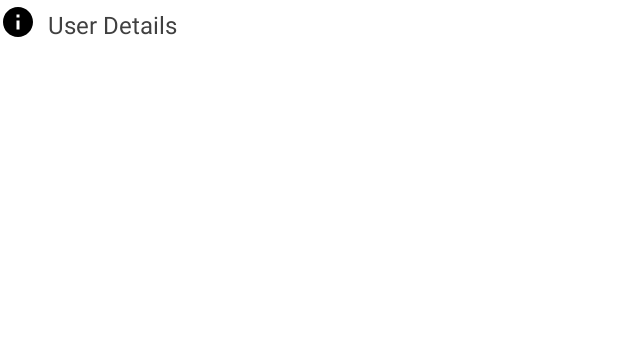
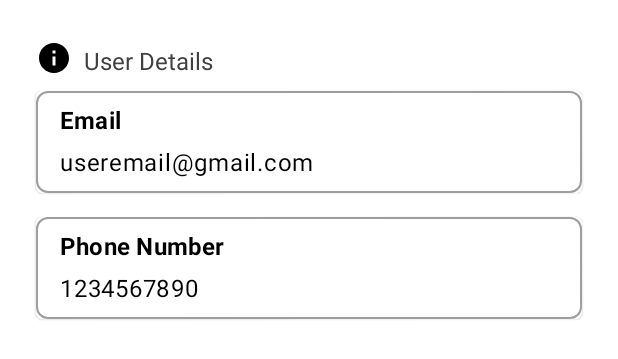
Before and after one commit to pdimu/MastroPal-Your-Friend-Your-Teacher, an Android app built with Jetpack Compose: the @Preview function ProfileDesign, on a phone screen of 412 x 824 dp. Shown: the top 359 px of the screen. Run offline under Robolectric (Android 15) with nearby library versions, the phone set to English and light mode, and no system bars.

Commit message:
Mastro Pal - Tutor App

```diff
--- a/app/build.gradle.kts
+++ b/app/build.gradle.kts
@@ -57,6 +57,7 @@ dependencies {
     implementation(libs.androidx.credentials)
     implementation(libs.androidx.credentials.play.services.auth)
     implementation(libs.googleid)
+    implementation(libs.androidx.benchmark.macro)
 
     testImplementation(libs.junit)
     androidTestImplementation(libs.androidx.junit)
@@ -110,4 +111,7 @@ dependencies {
     implementation (libs.androidx.credentials)
     implementation (libs.androidx.credentials.play.services.auth)
     implementation (libs.googleid)
+
+    implementation(libs.androidx.material3) // or latest
+
 }
--- a/app/src/main/java/com/example/tutorapp1/MainActivity.kt
+++ b/app/src/main/java/com/example/tutorapp1/MainActivity.kt
@@ -39,7 +39,7 @@ class MainActivity : ComponentActivity() {
         //  TEST DB WRITE
         FirebaseDatabase.getInstance().reference
             .child("connection_test")
-            .setValue("Connected! + 1")
+            .setValue("Connected! + 3")
             .addOnSuccessListener {
                 Log.d("FirebaseCheck", "✅ Firebase connected and write successful")
             }
--- a/app/src/main/java/com/example/tutorapp1/UserProfile.kt
+++ b/app/src/main/java/com/example/tutorapp1/UserProfile.kt
@@ -2,13 +2,17 @@ package com.example.tutorapp1
 
 import android.graphics.drawable.Icon
 import androidx.compose.foundation.Image
+import androidx.compose.foundation.border
 import androidx.compose.foundation.layout.Box
 import androidx.compose.foundation.layout.Column
 import androidx.compose.foundation.layout.Row
 import androidx.compose.foundation.layout.Spacer
+import androidx.compose.foundation.layout.fillMaxSize
 import androidx.compose.foundation.layout.fillMaxWidth
 import androidx.compose.foundation.layout.height
 import androidx.compose.foundation.layout.padding
+import androidx.compose.foundation.shape.RoundedCornerShape
+import androidx.compose.material.Card
 import androidx.compose.material.Icon
 import androidx.compose.material.MaterialTheme
 import androidx.compose.material.Surface
@@ -18,8 +22,10 @@ import androidx.compose.material.icons.filled.Info
 import androidx.compose.runtime.Composable
 import androidx.compose.ui.Alignment
 import androidx.compose.ui.Modifier
+import androidx.compose.ui.draw.clip
 import androidx.compose.ui.graphics.Color
 import androidx.compose.ui.graphics.vector.ImageVector
+import androidx.compose.ui.text.font.FontWeight
 import androidx.compose.ui.text.style.TextAlign
 import androidx.compose.ui.tooling.preview.Preview
 import androidx.compose.ui.unit.dp
@@ -51,10 +57,23 @@ fun UserProfile(userEmail: String) {
 @Preview
 @Composable
 fun ProfileDesign(){
-    Surface {
-        Column {
+    Surface (
+        modifier = Modifier
+            .fillMaxSize()
+    ) {
+        Column (
+            modifier = Modifier
+                .fillMaxSize()
+                .padding(16.dp)
+        ) {
             Box {
-                Row(verticalAlignment = Alignment.CenterVertically) {
+                Column (
+                    modifier = Modifier
+                        .padding(8.dp)
+                ) {
+                    Row(
+                        verticalAlignment = Alignment.CenterVertically
+                    ) {
                         TextWithIcon(
                             iconValue = Icons.Filled.Info,
                             labelValue = "User Details"
@@ -62,6 +81,58 @@ fun ProfileDesign(){
                         TextAfterIcon(
                             NormalText = "User Details"
                         )
+                    }
+
+                    Card (
+                        modifier = Modifier
+                            .padding(start = 0.dp, bottom = 8.dp, top = 8.dp, end = 0.dp)
+                            .fillMaxWidth()
+                            .border(1.dp, AppColors.Placeholder, RoundedCornerShape(8.dp)),
+                    ) { // email card
+                        Column {
+                            Text(
+                                text = "Email",
+                                fontSize = 16.sp,
+                                fontWeight = FontWeight.Bold,
+                                style = MaterialTheme.typography.subtitle1,
+                                color = Color.Black,
+                                modifier = Modifier.padding(start = 16.dp, bottom = 2.dp, top = 8.dp, end = 8.dp)
+                            )
+                            Text(
+                                text = "useremail@gmail.com",
+                                fontSize = 16.sp,
+                                style = MaterialTheme.typography.body1,
+                                color = Color.Black,
+                                modifier = Modifier.padding(start = 16.dp, bottom = 8.dp, top = 2.dp, end = 8.dp)
+                            )
+                        }
+                    } // email card
+
+                    Card (
+                        modifier = Modifier
+                            .padding(start = 0.dp, bottom = 8.dp, top = 8.dp, end = 0.dp)
+                            .fillMaxWidth()
+                            .border(1.dp, AppColors.Placeholder, RoundedCornerShape(8.dp)),
+                    ) { // Phone Number Card
+                        Column {
+                            Text(
+                                text = "Phone Number",
+                                fontSize = 16.sp,
+                                fontWeight = FontWeight.Bold,
+                                style = MaterialTheme.typography.subtitle1,
+                                color = Color.Black,
+                                modifier = Modifier.padding(start = 16.dp, bottom = 2.dp, top = 8.dp, end = 8.dp)
+                            )
+
+                            Text(
+                                text = "1234567890",
+                                fontSize = 16.sp,
+                                style = MaterialTheme.typography.body1,
+                                color = Color.Black,
+                                modifier = Modifier.padding(start = 16.dp, bottom = 8.dp, top = 2.dp, end = 8.dp)
+                            )
+                        }
+                    } // Phone Number card
                 }
             }
         }
--- a/gradle/libs.versions.toml
+++ b/gradle/libs.versions.toml
@@ -20,6 +20,7 @@ composeBom = "2025.05.01"
 material3 = "1.3.2"
 googleGmsGoogleServices = "4.4.2"
 firebaseDatabase = "21.0.0"
+material3Version = "1.2.1"
 materialIconsExtended = "1.7.8"
 navigationCompose = "2.9.0"
 uiTestJunit4 = "1.8.2"
@@ -28,6 +29,7 @@ firebaseAuth = "23.2.1"
 credentials = "1.5.0"
 credentialsPlayServicesAuth = "1.5.0"
 googleid = "1.1.1"
+benchmarkMacro = "1.3.4"
 
 
 [libraries]
@@ -39,6 +41,7 @@ androidx-core-splashscreen = { module = "androidx.core:core-splashscreen", versi
 androidx-espresso-core-v351 = { module = "androidx.test.espresso:espresso-core", version.ref = "espressoCoreVersion" }
 androidx-fragment-dynamic = { module = "androidx.fragment:fragment-dynamic", version = "1.8.7" }
 androidx-fragment-ktx = { module = "androidx.fragment:fragment-ktx", version.ref = "fragmentKtx" }
+androidx-material3-v121 = { module = "androidx.compose.material3:material3", version.ref = "material3Version" }
 firebase-auth-ktx = { module = "com.google.firebase:firebase-auth-ktx" }
 firebase-bom = { module = "com.google.firebase:firebase-bom", version.ref = "firebaseBom" }
 firebase-database-ktx = { module = "com.google.firebase:firebase-database-ktx" }
@@ -69,6 +72,7 @@ firebase-auth = { group = "com.google.firebase", name = "firebase-auth", version
 androidx-credentials = { group = "androidx.credentials", name = "credentials", version.ref = "credentials" }
 androidx-credentials-play-services-auth = { group = "androidx.credentials", name = "credentials-play-services-auth", version.ref = "credentialsPlayServicesAuth" }
 googleid = { group = "com.google.android.libraries.identity.googleid", name = "googleid", version.ref = "googleid" }
+androidx-benchmark-macro = { group = "androidx.benchmark", name = "benchmark-macro", version.ref = "benchmarkMacro" }
 
 [plugins]
 android-application = { id = "com.android.application", version.ref = "agp" }
```
Also changed, not shown: app/src/main/java/com/example/tutorapp1/HomeScreen.kt (+18 -2 lines). Lines whose indentation alone changed are shown as unchanged.
